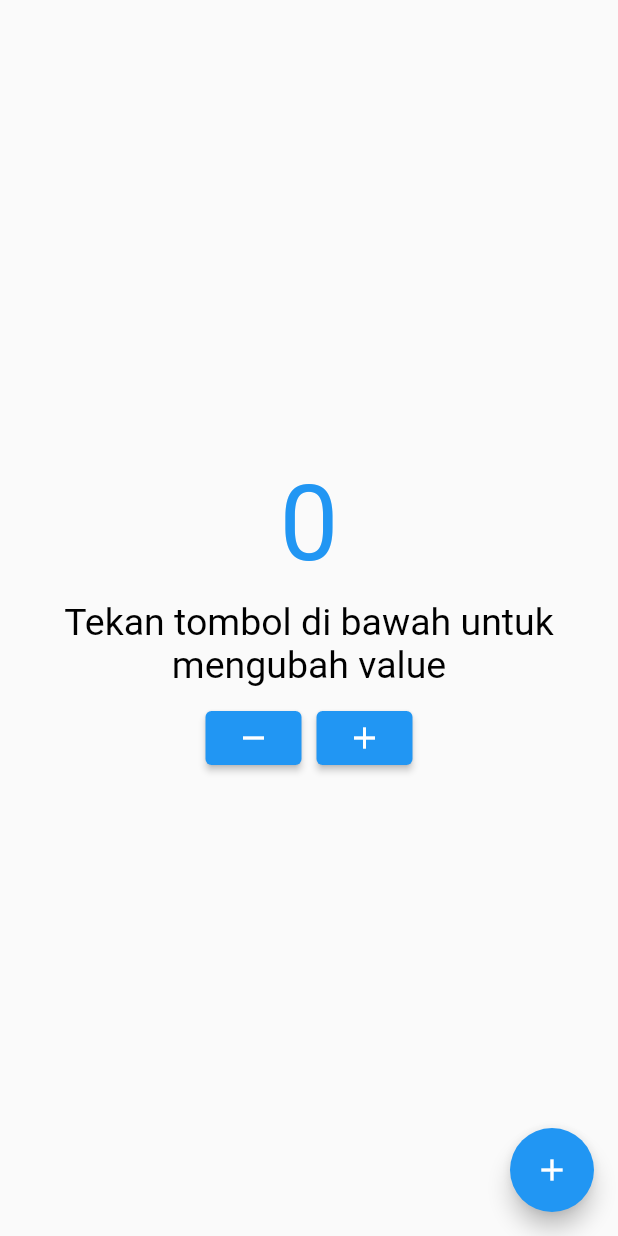
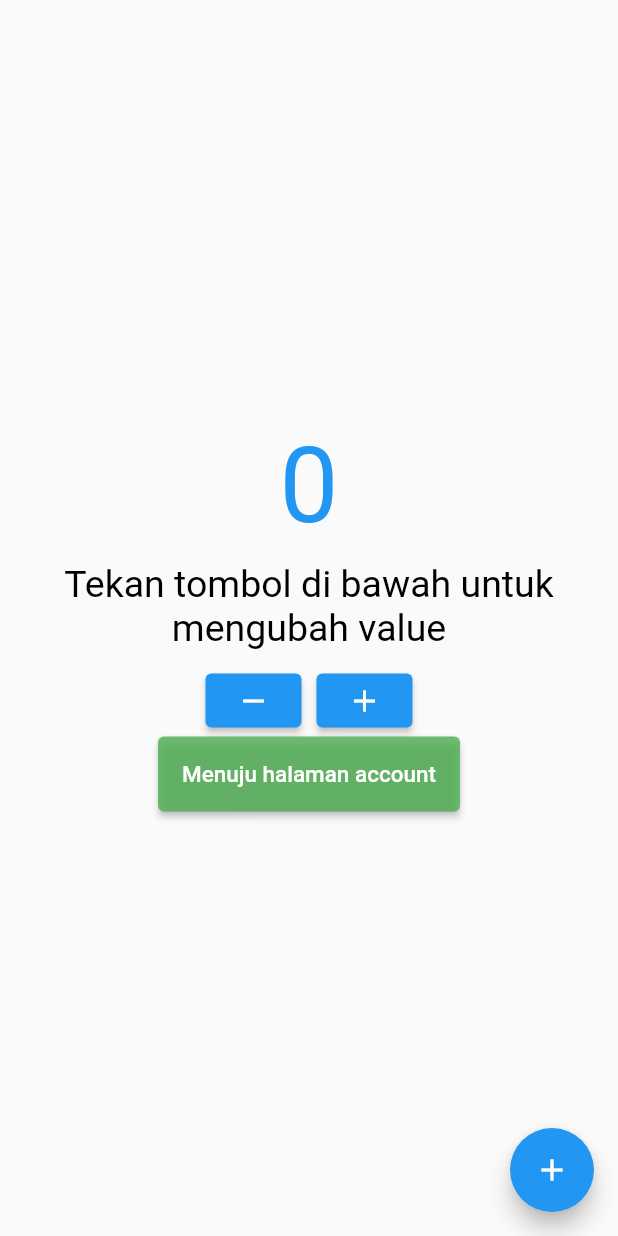
Before and after one commit to conclude91/hello_flutter, a Flutter app: the screen it shows after launch, on a phone screen of 412 x 824 dp. Run offline on Flutter 3.47's test engine with Material 2 defaults, Android fonts, the phone set to English and light mode, and no system bars; our stand-ins replace fluttertoast.

Commit message:
[ADD] navigation route, notification dialog, custom sidget

```diff
--- a/lib/main.dart
+++ b/lib/main.dart
@@ -1,5 +1,5 @@
 import 'package:flutter/material.dart';
-import 'package:hello_flutter/pages/dashboard_page.dart';
+import 'package:hello_flutter/pages/counter_page.dart';
 
 void main() {
   runApp(const App());
@@ -11,7 +11,7 @@ class App extends StatelessWidget {
   @override
   Widget build(BuildContext context) {
     return const MaterialApp(
-      home: DashboardPage(),
+      home: CounterPage(),
     );
   }
 }
--- a/lib/pages/dashboard_page.dart
+++ b/lib/pages/counter_page.dart
@@ -1,13 +1,15 @@
 import 'package:flutter/material.dart';
+import 'package:hello_flutter/pages/account_page.dart';
+import 'package:hello_flutter/widgets/custom_pimary_button.dart';
 
-class DashboardPage extends StatefulWidget {
-  const DashboardPage({super.key});
+class CounterPage extends StatefulWidget {
+  const CounterPage({super.key});
 
   @override
-  State<DashboardPage> createState() => _DashboardPageState();
+  State<CounterPage> createState() => _CounterPageState();
 }
 
-class _DashboardPageState extends State<DashboardPage> {
+class _CounterPageState extends State<CounterPage> {
   int _count = 0;
 
   void _increment() {
@@ -30,7 +32,7 @@ class _DashboardPageState extends State<DashboardPage> {
           padding: const EdgeInsets.all(16),
           child: Column(
             mainAxisAlignment: MainAxisAlignment.center,
-            crossAxisAlignment: CrossAxisAlignment.stretch,
+            crossAxisAlignment: CrossAxisAlignment.center,
             children: [
               Text(
                 '$_count',
@@ -65,6 +67,15 @@ class _DashboardPageState extends State<DashboardPage> {
                   ),
                 ],
               ),
+              CustomPrimaryButton(
+                onPressed: () => Navigator.push(
+                  context,
+                  MaterialPageRoute(
+                    builder: (context) => AccountPage(count: _count),
+                  ),
+                ),
+                text: 'Menuju halaman account',
+              ),
             ],
           ),
         ),
--- /dev/null
+++ b/lib/widgets/custom_pimary_button.dart
@@ -0,0 +1,31 @@
+import 'package:flutter/material.dart';
+
+class CustomPrimaryButton extends StatelessWidget {
+  const CustomPrimaryButton({
+    super.key,
+    required this.onPressed,
+    required this.text,
+  });
+
+  final GestureTapCallback onPressed;
+  final String text;
+
+  @override
+  Widget build(BuildContext context) {
+    return SizedBox(
+      height: 50,
+      child: ElevatedButton(
+        onPressed: onPressed,
+        style: ElevatedButton.styleFrom(
+          backgroundColor: Colors.green.withOpacity(0.8),
+        ),
+        child: Text(
+          text,
+          style: const TextStyle(fontSize: 15, color: Colors.white),
+          maxLines: 1,
+          overflow: TextOverflow.ellipsis,
+        ),
+      ),
+    );
+  }
+}
--- a/pubspec.yaml
+++ b/pubspec.yaml
@@ -31,6 +31,7 @@ environment:
 dependencies:
   flutter:
     sdk: flutter
+  fluttertoast: ^8.1.1
 
 
   # The following adds the Cupertino Icons font to your application.
```
Also changed, not shown: lib/pages/account_page.dart (added, +106 -0 lines), pubspec.lock.
